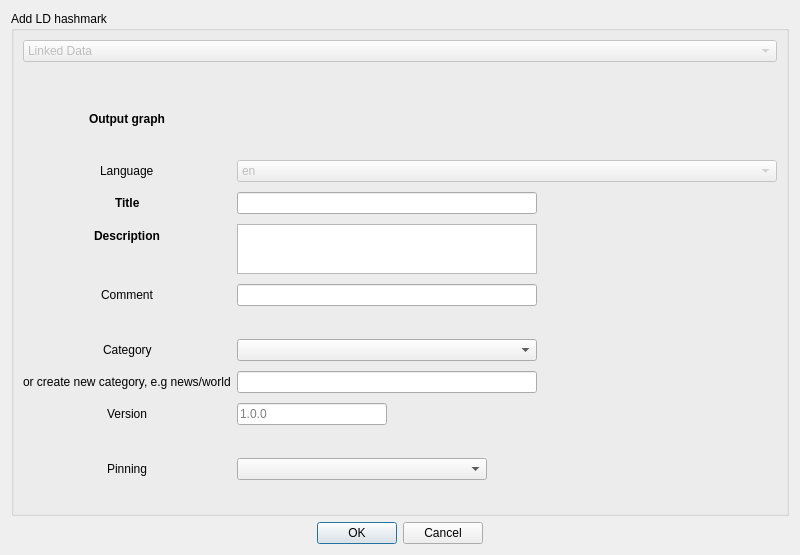
Before: the Qt Designer form galacteek/ui/forms/addhashmarkdialog.ui in pinnaculum/galacteek, drawn with Qt 5.
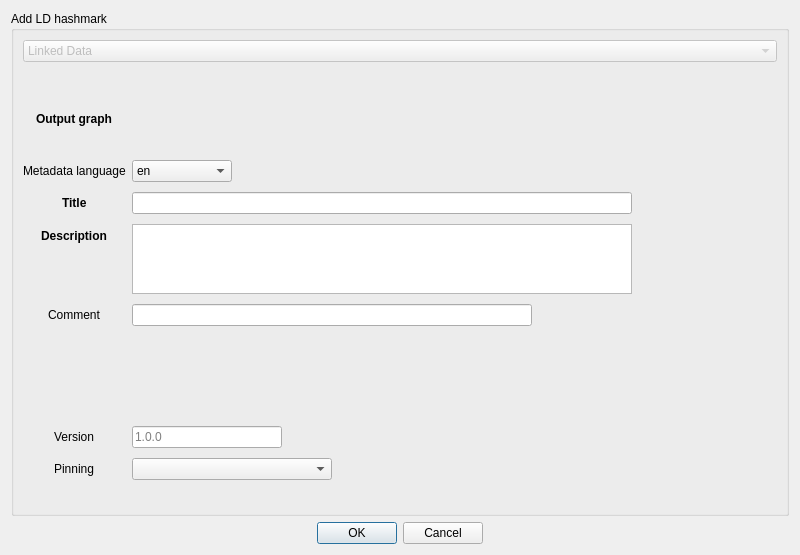
After: the same form once the commit is applied. Icons and pictures are not drawn.

The edit to the form file:
```diff
--- a/galacteek/ui/forms/addhashmarkdialog.ui
+++ b/galacteek/ui/forms/addhashmarkdialog.ui
@@ -112,17 +112,36 @@
         <item row="1" column="1">
          <layout class="QHBoxLayout" name="gSelectorLayout"/>
         </item>
+        <item row="2" column="1">
+         <widget class="QLabel" name="outputGraphMessage">
+          <property name="styleSheet">
+           <string notr="true">font: &quot;Segoe UI&quot; 14pt;</string>
+          </property>
+          <property name="text">
+           <string/>
+          </property>
+         </widget>
+        </item>
         <item row="3" column="0">
          <widget class="QLabel" name="label_9">
+          <property name="toolTip">
+           <string>&lt;html&gt;&lt;head/&gt;&lt;body&gt;&lt;p&gt;&lt;span style=&quot; font-size:11pt;&quot;&gt;The metadata language tag (@language in JSON-LD)&lt;/span&gt;&lt;/p&gt;&lt;/body&gt;&lt;/html&gt;</string>
+          </property>
           <property name="text">
-           <string>Language</string>
+           <string>Metadata language</string>
           </property>
          </widget>
         </item>
         <item row="3" column="1">
-         <widget class="QComboBox" name="language">
+         <widget class="QComboBox" name="langtag">
           <property name="enabled">
-           <bool>false</bool>
+           <bool>true</bool>
+          </property>
+          <property name="maximumSize">
+           <size>
+            <width>100</width>
+            <height>16777215</height>
+           </size>
           </property>
           <item>
            <property name="text">
@@ -148,7 +167,7 @@
           </property>
           <property name="maximumSize">
            <size>
-            <width>300</width>
+            <width>500</width>
             <height>16777215</height>
            </size>
           </property>
@@ -168,8 +187,8 @@
          <widget class="QTextEdit" name="description">
           <property name="maximumSize">
            <size>
-            <width>300</width>
-            <height>50</height>
+            <width>500</width>
+            <height>70</height>
            </size>
           </property>
           <property name="acceptRichText">
@@ -188,7 +207,7 @@
          <widget class="QLineEdit" name="comment">
           <property name="maximumSize">
            <size>
-            <width>300</width>
+            <width>400</width>
             <height>16777215</height>
            </size>
           </property>
@@ -197,53 +216,40 @@
           </property>
          </widget>
         </item>
-        <item row="7" column="1">
-         <spacer name="verticalSpacer">
-          <property name="orientation">
-           <enum>Qt::Vertical</enum>
-          </property>
-          <property name="sizeHint" stdset="0">
-           <size>
-            <width>20</width>
-            <height>40</height>
-           </size>
-          </property>
-         </spacer>
-        </item>
-        <item row="8" column="0">
-         <widget class="QLabel" name="label_2">
-          <property name="text">
-           <string>Category</string>
-          </property>
-         </widget>
-        </item>
         <item row="8" column="1">
-         <widget class="QComboBox" name="category">
-          <property name="maximumSize">
+         <spacer name="verticalSpacer_2">
+          <property name="orientation">
+           <enum>Qt::Vertical</enum>
+          </property>
+          <property name="sizeHint" stdset="0">
            <size>
-            <width>300</width>
-            <height>16777215</height>
+            <width>20</width>
+            <height>10</height>
            </size>
           </property>
-         </widget>
+         </spacer>
         </item>
-        <item row="9" column="0">
-         <widget class="QLabel" name="label_4">
+        <item row="11" column="0">
+         <widget class="QLabel" name="label_8">
           <property name="text">
-           <string>or create new category, e.g news/world</string>
+           <string>Pinning</string>
           </property>
          </widget>
         </item>
-        <item row="9" column="1">
-         <widget class="QLineEdit" name="newCategory">
+        <item row="11" column="1">
+         <widget class="QComboBox" name="pinCombo">
           <property name="maximumSize">
            <size>
-            <width>300</width>
+            <width>200</width>
             <height>16777215</height>
            </size>
           </property>
-          <property name="maxLength">
-           <number>128</number>
+         </widget>
+        </item>
+        <item row="12" column="0">
+         <widget class="QLabel" name="label_3">
+          <property name="text">
+           <string/>
           </property>
          </widget>
         </item>
@@ -267,53 +273,6 @@
           </property>
          </widget>
         </item>
-        <item row="11" column="1">
-         <spacer name="verticalSpacer_2">
-          <property name="orientation">
-           <enum>Qt::Vertical</enum>
-          </property>
-          <property name="sizeHint" stdset="0">
-           <size>
-            <width>20</width>
-            <height>40</height>
-           </size>
-          </property>
-         </spacer>
-        </item>
-        <item row="13" column="0">
-         <widget class="QLabel" name="label_8">
-          <property name="text">
-           <string>Pinning</string>
-          </property>
-         </widget>
-        </item>
-        <item row="13" column="1">
-         <widget class="QComboBox" name="pinCombo">
-          <property name="maximumSize">
-           <size>
-            <width>250</width>
-            <height>16777215</height>
-           </size>
-          </property>
-         </widget>
-        </item>
-        <item row="14" column="0">
-         <widget class="QLabel" name="label_3">
-          <property name="text">
-           <string/>
-          </property>
-         </widget>
-        </item>
-        <item row="2" column="1">
-         <widget class="QLabel" name="outputGraphMessage">
-          <property name="styleSheet">
-           <string notr="true">font: &quot;Segoe UI&quot; 14pt;</string>
-          </property>
-          <property name="text">
-           <string/>
-          </property>
-         </widget>
-        </item>
        </layout>
       </item>
      </layout>
```
